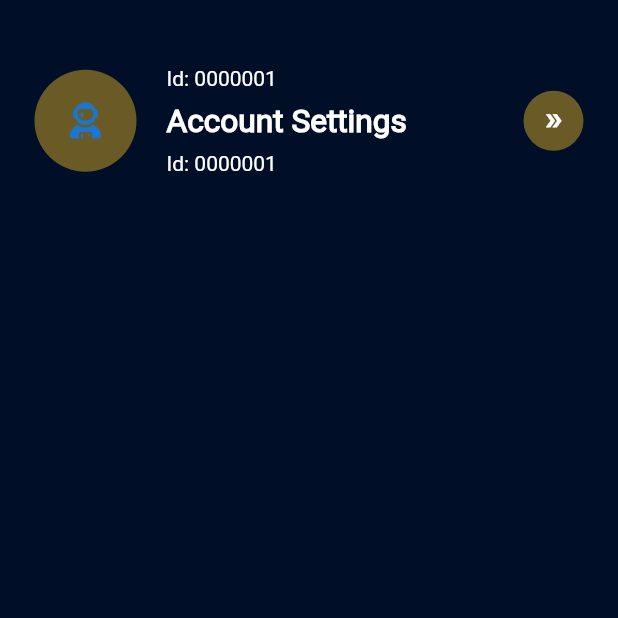
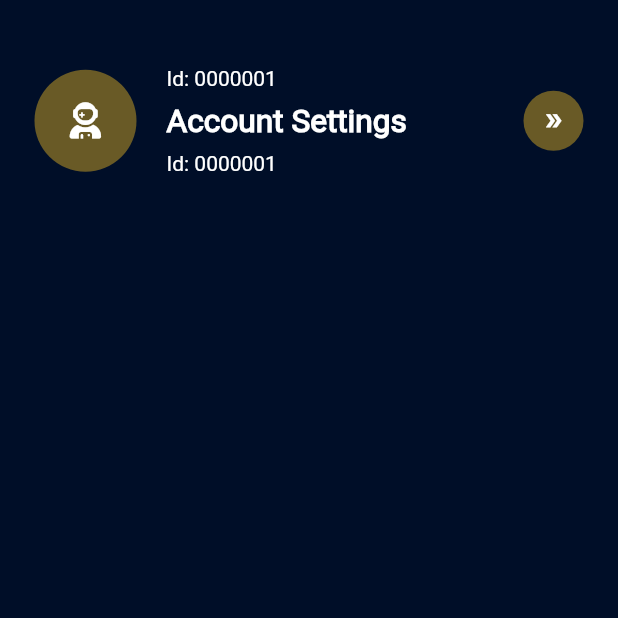
Before and after one commit to Sed-iq/payquicky-app, a Flutter app: the Settings screen opened directly, on a phone screen of 412 x 824 dp, the top half of it. Run offline on Flutter 3.47's test engine with Material 2 defaults, Android fonts, the phone set to English and light mode, and no system bars; our stand-ins replace flutter_animate, icons_plus, material_design_icons_flutter.

Commit message:
Added an update

```diff
--- a/lib/screens/settings.dart
+++ b/lib/screens/settings.dart
@@ -32,7 +32,10 @@ class _SettingsState extends State<Settings> {
                   children: [
                     CircleAvatar(
                       backgroundColor: Color.fromARGB(120, 223, 176, 35),
-                      child: Icon(FontAwesome.user_astronaut_solid),
+                      child: Icon(
+                        FontAwesome.user_astronaut_solid,
+                        color: Colors.white,
+                      ),
                       radius: 34,
                     ),
                     SizedBox(
```
